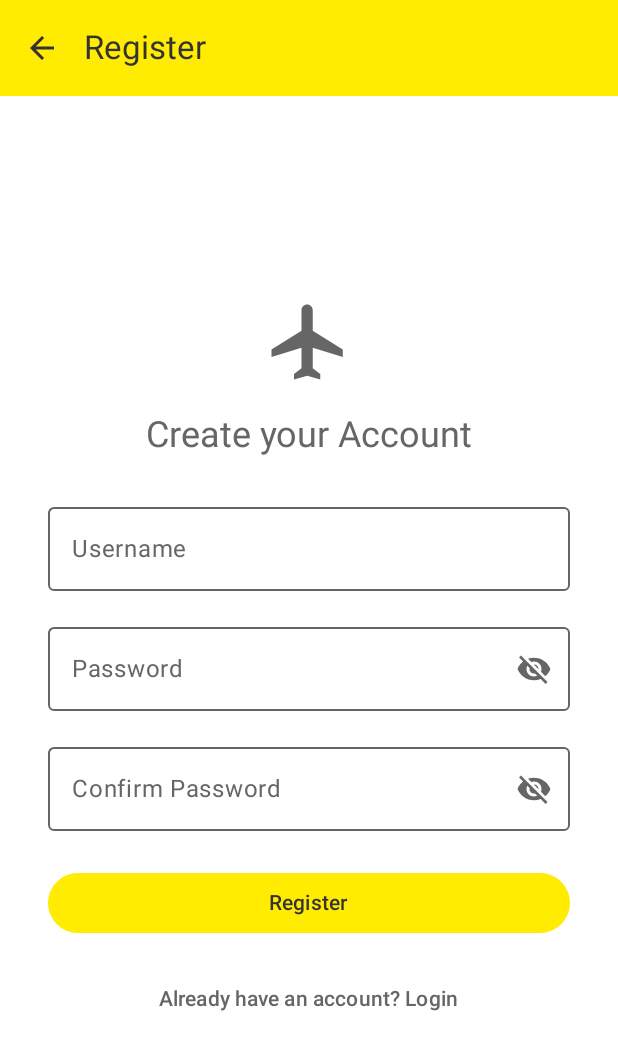
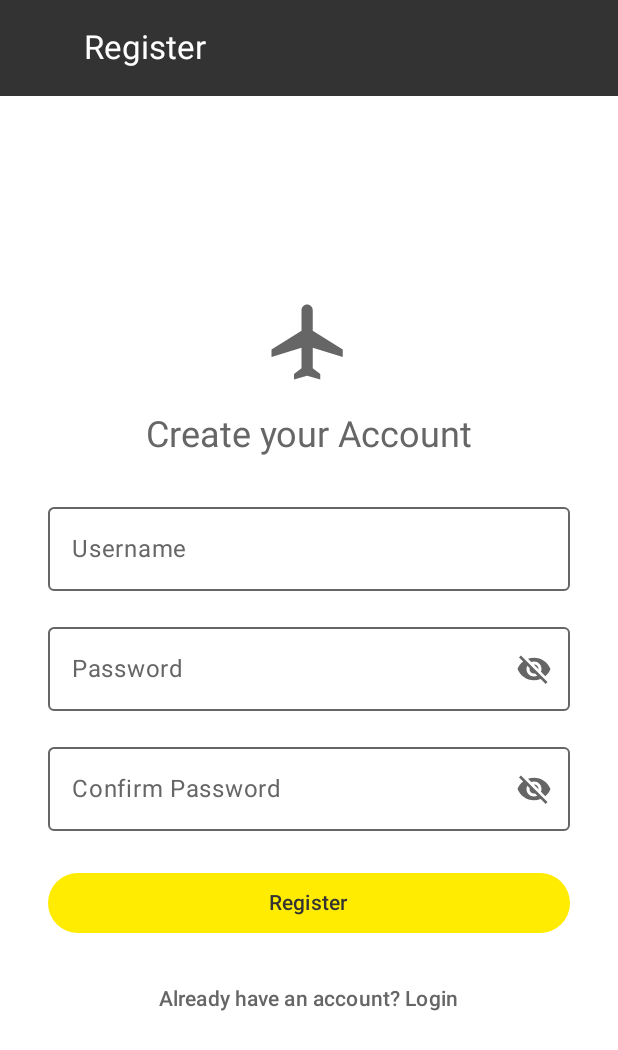
Before and after one commit to NonStac/vueling-airport-guide, an Android app built with Jetpack Compose: the RegisterScreen screen opened through its navigation route, on a phone screen of 412 x 824 dp. Shown: the top 1050 px of the screen. Run offline under Robolectric (Android 15) with nearby library versions, the phone set to English and light mode, and no system bars.

Commit message:
feat: solved coloring issues. Related to: #3

```diff
--- a/app/src/main/java/com/nonstac/airportguide/ui/screens/login/LoginScreen.kt
+++ b/app/src/main/java/com/nonstac/airportguide/ui/screens/login/LoginScreen.kt
@@ -17,6 +17,7 @@ import androidx.compose.ui.text.style.TextAlign
 import androidx.compose.ui.unit.dp
 import androidx.lifecycle.viewmodel.compose.viewModel
 import androidx.lifecycle.compose.collectAsStateWithLifecycle
+import com.nonstac.airportguide.ui.theme.VuelingDarkGray
 import com.nonstac.airportguide.ui.theme.VuelingYellow
 
 @OptIn(ExperimentalMaterial3Api::class)
@@ -110,12 +111,12 @@ fun LoginScreen(
                 onClick = { loginViewModel.login() },
                 modifier = Modifier.fillMaxWidth(),
                 enabled = !uiState.isLoading,
-                colors = ButtonDefaults.buttonColors(containerColor = VuelingYellow)
+                colors = ButtonDefaults.buttonColors(containerColor = VuelingYellow, contentColor = VuelingDarkGray)
             ) {
                 if (uiState.isLoading) {
                     CircularProgressIndicator(modifier = Modifier.size(24.dp), strokeWidth = 2.dp, color = MaterialTheme.colorScheme.primary)
                 } else {
-                    Text("Login", color = MaterialTheme.colorScheme.onPrimaryContainer)
+                    Text("Login", color = VuelingDarkGray)
                 }
             }
             Spacer(modifier = Modifier.height(16.dp))
--- a/app/src/main/java/com/nonstac/airportguide/ui/screens/register/RegisterScreen.kt
+++ b/app/src/main/java/com/nonstac/airportguide/ui/screens/register/RegisterScreen.kt
@@ -18,6 +18,8 @@ import androidx.compose.ui.text.input.VisualTransformation
 import androidx.compose.ui.unit.dp
 import androidx.lifecycle.viewmodel.compose.viewModel
 import androidx.lifecycle.compose.collectAsStateWithLifecycle
+import com.nonstac.airportguide.ui.theme.OnPrimaryLight
+import com.nonstac.airportguide.ui.theme.VuelingDarkGray
 import com.nonstac.airportguide.ui.theme.VuelingYellow
 
 @OptIn(ExperimentalMaterial3Api::class)
@@ -59,8 +61,8 @@ fun RegisterScreen(
                     }
                 },
                 colors = TopAppBarDefaults.topAppBarColors(
-                    containerColor = MaterialTheme.colorScheme.primaryContainer,
-                    titleContentColor = MaterialTheme.colorScheme.onPrimaryContainer
+                    containerColor = VuelingDarkGray,
+                    titleContentColor = OnPrimaryLight
                 )
             )
         }
@@ -139,12 +141,12 @@ fun RegisterScreen(
                 onClick = { registerViewModel.register() },
                 modifier = Modifier.fillMaxWidth(),
                 enabled = !uiState.isLoading,
-                colors = ButtonDefaults.buttonColors(containerColor = VuelingYellow)
+                colors = ButtonDefaults.buttonColors(containerColor = VuelingYellow, contentColor = VuelingDarkGray)
             ) {
                 if (uiState.isLoading) {
                     CircularProgressIndicator(modifier = Modifier.size(24.dp), strokeWidth = 2.dp, color = MaterialTheme.colorScheme.primary)
                 } else {
-                    Text("Register", color = MaterialTheme.colorScheme.onPrimaryContainer)
+                    Text("Register", color = VuelingDarkGray)
                 }
             }
             Spacer(modifier = Modifier.height(16.dp))
```
Also changed, not shown: app/build.gradle.kts (+15 -15 lines), app/src/main/java/com/nonstac/airportguide/ui/screens/map/MapScreen.kt (+11 -8 lines), app/src/main/java/com/nonstac/airportguide/ui/screens/tickets/TicketsScreen.kt (+7 -5 lines).
